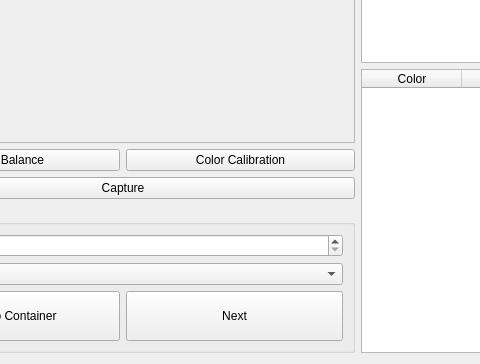
Old version of the form ui/addFromCameraWidget.ui in the repository Syadon/BrickCollectionManager; both pictures show x 120 to 600 and y 253 to 617 of the 955 by 617 pixel window.
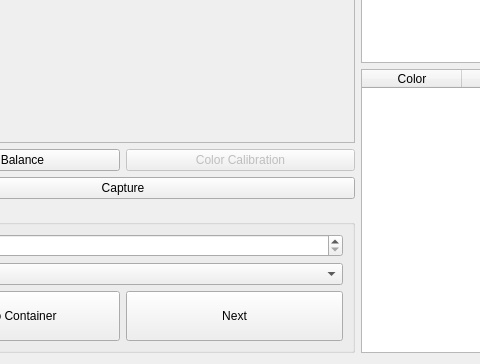
New version of the form.

Commit message: Color correction button disabled

Diff of the .ui file:
```diff
--- a/ui/addFromCameraWidget.ui
+++ b/ui/addFromCameraWidget.ui
@@ -57,6 +57,9 @@
              </item>
              <item>
               <widget class="QPushButton" name="colorCalibButton">
+               <property name="enabled">
+                <bool>false</bool>
+               </property>
                <property name="text">
                 <string>Color Calibration</string>
                </property>
```
